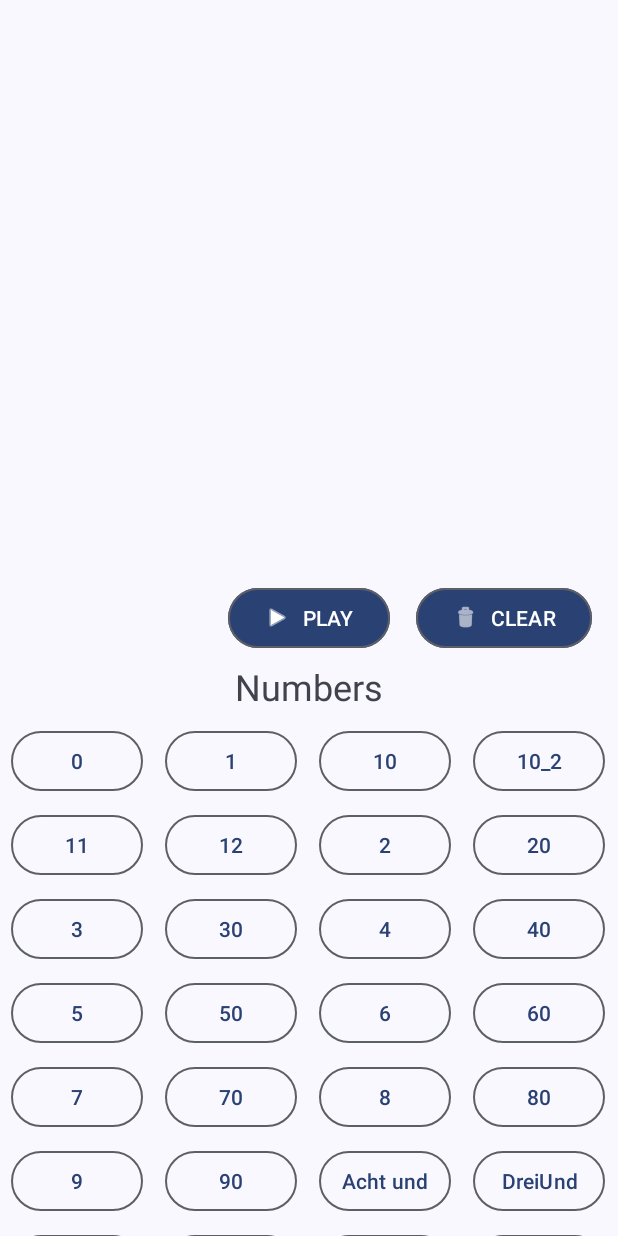
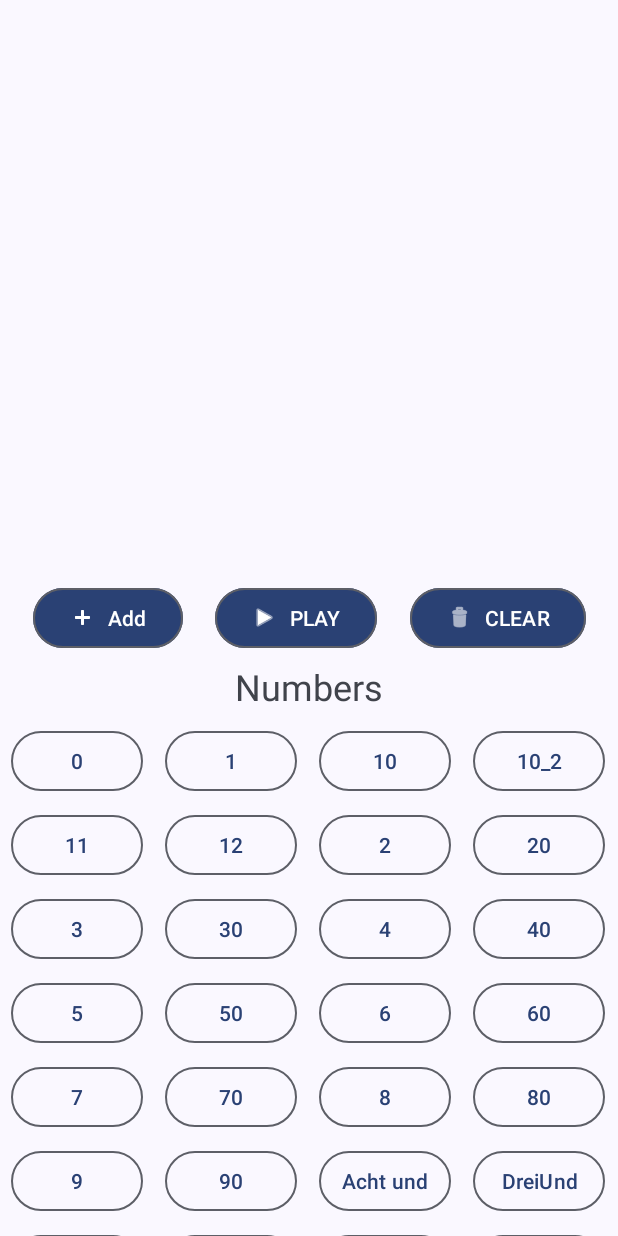
Before and after one commit to HugeFrog24/AndroidSoundboard, an Android app built with Jetpack Compose: the screen it shows after launch (MainActivity), on a phone screen of 412 x 824 dp. Run offline under Robolectric (Android 15) with nearby library versions, the phone set to English and light mode, and no system bars; our stand-ins replace FlexboxLayout.

Commit message:
add custom sounds v1

```diff
--- a/app/src/main/assets/categories.json
+++ b/app/src/main/assets/categories.json
@@ -5,5 +5,7 @@
   { "id": "greetings" },
   { "id": "units" },
   { "id": "trains" },
-  { "id": "names" }
+  { "id": "names" },
+  { "id": "other" },
+  { "id": "custom" }
 ]
--- a/app/src/main/java/com/tibik/speechsynthesizer/MainActivity.kt
+++ b/app/src/main/java/com/tibik/speechsynthesizer/MainActivity.kt
@@ -1,15 +1,19 @@
 package com.tibik.speechsynthesizer
 
 import AudioIdentifierDeserializer
+import android.content.Context
 import android.graphics.Color
-import android.os.Build
+import android.net.Uri
 import android.os.Bundle
+import android.provider.OpenableColumns
 import android.util.TypedValue
 import android.view.DragEvent
 import android.view.Gravity
 import android.view.LayoutInflater
 import android.view.View
 import android.widget.TextView
+import android.widget.Toast
+import androidx.activity.result.contract.ActivityResultContracts
 import androidx.appcompat.app.AppCompatActivity
 import androidx.appcompat.content.res.AppCompatResources
 import com.google.android.flexbox.FlexboxLayout
@@ -26,6 +30,7 @@ import com.tibik.speechsynthesizer.lib.audio.MediaPlayerCallback
 import com.tibik.speechsynthesizer.lib.audio.MediaPlayerWrapper
 import com.tibik.speechsynthesizer.lib.audio.MediaPlayerWrapperImpl
 import com.tibik.speechsynthesizer.ui.AudioUIManager
+import java.io.File
 import java.io.IOException
 
 class MainActivity : AppCompatActivity(), MediaPlayerCallback {
@@ -39,6 +44,8 @@ class MainActivity : AppCompatActivity(), MediaPlayerCallback {
     private lateinit var playButton: MaterialButton
     private lateinit var categories: List<Category>
     private lateinit var clearQueueButton: MaterialButton
+    private lateinit var addCustomSoundButton: MaterialButton
+    private val customSounds = mutableListOf<AudioFile>()
 
     // Define the mapping from category IDs to resource IDs
     private val categoryIdToResId = mapOf(
@@ -48,14 +55,41 @@ class MainActivity : AppCompatActivity(), MediaPlayerCallback {
         "greetings" to R.string.category_greetings,
         "units" to R.string.category_units,
         "trains" to R.string.category_trains,
-        "names" to R.string.category_names
-        // Add other categories as needed
+        "names" to R.string.category_names,
+        "other" to R.string.category_other,
+        "custom" to R.string.category_custom  // Add this line
     )
 
     // Initialize the Gson instance with the custom deserializer
     private val gson: Gson = GsonBuilder()
         .registerTypeAdapter(AudioIdentifier::class.java, AudioIdentifierDeserializer())
         .create()
+
+    private val pickAudioFile = registerForActivityResult(ActivityResultContracts.GetContent()) { uri: Uri? ->
+        uri?.let {
+            try {
+                val filePath = copyFileToInternalStorage(it)
+                if (filePath != null) {
+                    val fileName = File(filePath).name
+                    val customSound = AudioFile(
+                        filename = filePath,
+                        label = fileName,
+                        internal = fileName,
+                        cat = "custom",
+                        isCustom = true
+                    )
+                    customSounds.add(customSound)
+                    saveCustomSounds()
+                    updateAudioButtons()
+                    showSuccessMessage("File added successfully: $fileName")
+                } else {
+                    showErrorMessage("Failed to copy file: ${getFileName(it)}")
+                }
+            } catch (e: Exception) {
+                showErrorMessage("Error adding file: ${e.localizedMessage}")
+            }
+        }
+    }
 
     override fun onCreate(savedInstanceState: Bundle?) {
         super.onCreate(savedInstanceState)
@@ -66,6 +100,11 @@ class MainActivity : AppCompatActivity(), MediaPlayerCallback {
         mediaPlayerWrapper = MediaPlayerWrapperImpl(this, this)
         audioQueueFlexbox = findViewById(R.id.audioQueueFlexbox)
         buttonContainerFlexbox = findViewById(R.id.buttonContainer)
+        addCustomSoundButton = findViewById<MaterialButton>(R.id.addCustomSoundButton).apply {
+            setOnClickListener {
+                launchFilePicker()
+            }
+        }
         playButton = findViewById<MaterialButton>(R.id.playButton).apply {
             text = context.getString(R.string.play).uppercase() // Capitalize the text immediately
             setOnClickListener {
@@ -87,6 +126,8 @@ class MainActivity : AppCompatActivity(), MediaPlayerCallback {
 
         updateDynamicColors()
         loadAudioFiles()
+        loadCustomSounds()
+        updateAudioButtons()
         savedInstanceState?.let {
         val audioQueueJson = it.getString("audioQueue")
         if (audioQueueJson != null) {
@@ -131,7 +172,7 @@ class MainActivity : AppCompatActivity(), MediaPlayerCallback {
                     // Perform the actual drop action, updating your audioQueue and views
                     val item = dragEvent.localState as View
                     val fromIndex = audioQueueFlexbox.indexOfChild(item)
-                    val toIndex = calculateTargetIndex(dragEvent.x, dragEvent.y)
+                    val toIndex = calculateTargetIndex(dragEvent.y)
                     audioQueueManager.reorderAudioQueue(fromIndex, toIndex)
                     audioUIManager.updateAudioQueueUI(audioQueueManager.getAudioQueue())
                     true
@@ -151,7 +192,7 @@ class MainActivity : AppCompatActivity(), MediaPlayerCallback {
         }
     }
 
-    private fun calculateTargetIndex(x: Float, y: Float): Int {
+    private fun calculateTargetIndex(y: Float): Int {
         for (i in 0 until audioQueueFlexbox.childCount) {
             val child = audioQueueFlexbox.getChildAt(i)
             if (y < child.bottom) {
@@ -226,8 +267,9 @@ class MainActivity : AppCompatActivity(), MediaPlayerCallback {
 
     private fun loadAudioFiles() {
         loadCategories() // Load categories first
+        loadCustomSounds() // Load custom sounds
         val jsonString = loadJsonFromAssets("voice_files.json")
-        val audioFiles = AudioFileParser().parse(jsonString)
+        val audioFiles = AudioFileParser().parse(jsonString, customSounds)
         setupAudioButtons(audioFiles)
     }
 
@@ -243,16 +285,15 @@ class MainActivity : AppCompatActivity(), MediaPlayerCallback {
     }
 
     private fun setupAudioButtons(audioFiles: List<AudioFile>) {
-        val categorizedFiles = audioFiles.groupBy { it.cat ?: "uncategorized" }
+        val categorizedFiles = audioFiles.groupBy { it.cat ?: "other" }
         categories.forEach { category ->
-            addCategoryTitle(category.name)
-            categorizedFiles[category.id]?.forEach { audioFile ->
-                addButtonForAudioFile(audioFile)
+            val filesForCategory = categorizedFiles[category.id] ?: emptyList()
+            if (filesForCategory.isNotEmpty() || category.id == "other") {
+                addCategoryTitle(category.name)
+                filesForCategory.forEach { audioFile ->
+                    addButtonForAudioFile(audioFile)
+                }
             }
-        }
-        // Handle uncategorized items
-        categorizedFiles["uncategorized"]?.forEach { audioFile ->
-            addButtonForAudioFile(audioFile)
         }
     }
 
@@ -307,4 +348,75 @@ class MainActivity : AppCompatActivity(), MediaPlayerCallback {
             }
         }
     }
+
+    private fun launchFilePicker() {
+        pickAudioFile.launch("audio/*")
+    }
+
+    private fun copyFileToInternalStorage(uri: Uri): String? {
+        val inputStream = contentResolver.openInputStream(uri) ?: return null
+        val fileName = getFileName(uri)
+        val outputFile = File(getExternalFilesDir(null), "custom_sounds/$fileName")
+        outputFile.parentFile?.mkdirs()
+        inputStream.use { input ->
+            outputFile.outputStream().use { output ->
+                input.copyTo(output)
+            }
+        }
+        return outputFile.absolutePath
+    }
+
+    private fun getFileName(uri: Uri): String {
+        var result: String? = null
+        if (uri.scheme == "content") {
+            val cursor = contentResolver.query(uri, null, null, null, null)
+            cursor?.use {
+                if (it.moveToFirst()) {
+                    val index = it.getColumnIndex(OpenableColumns.DISPLAY_NAME)
+                    if (index != -1) {
+                        result = it.getString(index)
+                    }
+                }
+            }
+        }
+        if (result == null) {
+            result = uri.path
+            val cut = result?.lastIndexOf('/')
+            if (cut != -1) {
+                result = result?.substring(cut!! + 1)
+            }
+        }
+        return result ?: "unknown_file"
+    }
+
+    private fun saveCustomSounds() {
+        val sharedPrefs = getSharedPreferences("CustomSounds", Context.MODE_PRIVATE)
+        val editor = sharedPrefs.edit()
+        editor.putString("customSounds", gson.toJson(customSounds))
+        editor.apply()
+    }
+
+    private fun loadCustomSounds() {
+        val sharedPrefs = getSharedPreferences("CustomSounds", Context.MODE_PRIVATE)
+        val customSoundsJson = sharedPrefs.getString("customSounds", null)
+        if (customSoundsJson != null) {
+            val type = object : TypeToken<List<AudioFile>>() {}.type
+            customSounds.clear()
+            customSounds.addAll(gson.fromJson(customSoundsJson, type))
+        }
+    }
+
+    private fun showErrorMessage(message: String) {
+        Toast.makeText(this, message, Toast.LENGTH_SHORT).show()
+    }
+
+    private fun showSuccessMessage(message: String) {
+        Toast.makeText(this, message, Toast.LENGTH_SHORT).show()
+    }
+
+    private fun updateAudioButtons() {
+        buttonContainerFlexbox.removeAllViews()
+        val audioFiles = AudioFileParser().parse(loadJsonFromAssets("voice_files.json"), customSounds)
+        setupAudioButtons(audioFiles)
+    }
 }
--- a/app/src/main/java/com/tibik/speechsynthesizer/lib/audio/AudioFile.kt
+++ b/app/src/main/java/com/tibik/speechsynthesizer/lib/audio/AudioFile.kt
@@ -4,5 +4,6 @@ data class AudioFile(
     val filename: String,
     val label: String,
     val internal: String,
-    val cat: String? // Make category optional
+    val cat: String?, // Make category optional
+    val isCustom: Boolean = false
 )
--- a/app/src/main/java/com/tibik/speechsynthesizer/lib/audio/AudioFileParser.kt
+++ b/app/src/main/java/com/tibik/speechsynthesizer/lib/audio/AudioFileParser.kt
@@ -3,7 +3,7 @@ package com.tibik.speechsynthesizer.lib.audio
 import org.json.JSONArray
 
 class AudioFileParser {
-    fun parse(jsonString: String): List<AudioFile> {
+    fun parse(jsonString: String, customSounds: List<AudioFile>): List<AudioFile> {
         val jsonArray = JSONArray(jsonString)
         val audioFiles = mutableListOf<AudioFile>()
 
@@ -13,11 +13,13 @@ class AudioFileParser {
                 filename = jsonObject.getString("filename"),
                 label = jsonObject.getString("label"),
                 internal = jsonObject.getString("internal"),
-                cat = jsonObject.optString("cat", null) // Use optString to allow for null if "cat" is not present
+                cat = jsonObject.optString("cat", null),
+                isCustom = false
             )
             audioFiles.add(audioFile)
         }
 
+        audioFiles.addAll(customSounds)
         return audioFiles
     }
 }
--- a/app/src/main/res/layout/activity_main.xml
+++ b/app/src/main/res/layout/activity_main.xml
@@ -28,6 +28,21 @@
         </com.google.android.flexbox.FlexboxLayout>
     </ScrollView>
 
+    <!-- Add Custom Sound button -->
+    <com.google.android.material.button.MaterialButton
+        android:id="@+id/addCustomSoundButton"
+        android:layout_width="wrap_content"
+        android:layout_height="wrap_content"
+        android:text="@string/add"
+        app:icon="@android:drawable/ic_input_add"
+        app:iconGravity="textStart"
+        app:iconPadding="8dp"
+        style="@style/Widget.Material3.Button"
+        app:layout_constraintTop_toBottomOf="@id/scrollViewAudioQueue"
+        app:layout_constraintStart_toStartOf="parent"
+        app:layout_constraintEnd_toStartOf="@id/playButton"
+        app:layout_constraintBottom_toTopOf="@id/scrollViewButtons" />
+
     <!-- Updated Play button without outline -->
     <com.google.android.material.button.MaterialButton
         android:id="@+id/playButton"
@@ -40,8 +55,8 @@
         style="@style/Widget.Material3.Button"
         app:layout_constraintTop_toBottomOf="@id/scrollViewAudioQueue"
         app:layout_constraintBottom_toTopOf="@id/scrollViewButtons"
-        app:layout_constraintStart_toStartOf="parent"
-        app:layout_constraintEnd_toEndOf="parent" />
+        app:layout_constraintStart_toEndOf="@id/addCustomSoundButton"
+        app:layout_constraintEnd_toStartOf="@id/clearQueueButton" />
 
     <!-- Updated Clear button without outline -->
     <com.google.android.material.button.MaterialButton
--- a/app/src/main/res/values/strings.xml
+++ b/app/src/main/res/values/strings.xml
@@ -12,5 +12,8 @@
     <string name="category_units">Units</string>
     <string name="category_trains">Trains</string>
     <string name="category_names">Names</string>
+    <string name="category_other">Other</string>
+    <string name="category_custom">Custom</string>
     <string name="play_audio">Play Audio</string>
+    <string name="add">Add</string>
 </resources>
```
Also changed, not shown: 2 other files.
